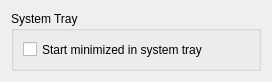
Old version of the form src/generalsettingswidget.ui in the repository ChaosWars/logitechapplet.
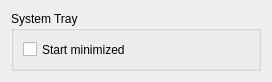
New version of the form.

```diff
--- a/src/generalsettingswidget.ui
+++ b/src/generalsettingswidget.ui
@@ -28,7 +28,7 @@
       <item>
        <widget class="QCheckBox" name="kcfg_startMinimized" >
         <property name="text" >
-         <string>Start minimized in system tray</string>
+         <string>Start minimized</string>
         </property>
        </widget>
       </item>
```
